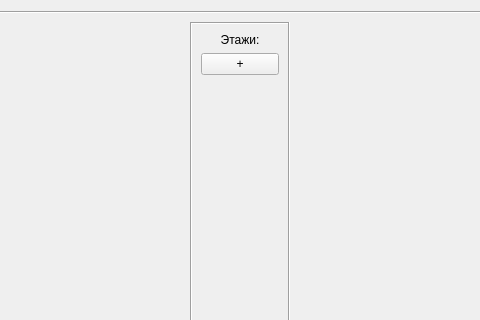
The window that editbuildingwindow.ui (bondarev-al/PPCofCLinB) describes before a commit, drawn with Qt 5; both pictures show x 118 to 598 and y 0 to 320 of the 716 by 494 pixel window.
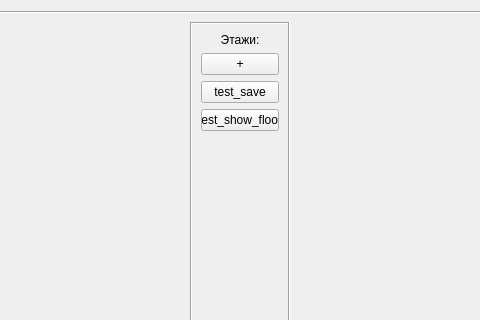
The same window after the commit.

Diff of the .ui file:
```diff
--- a/editbuildingwindow.ui
+++ b/editbuildingwindow.ui
@@ -64,6 +64,20 @@
              </item>
             </layout>
            </item>
+           <item>
+            <widget class="QPushButton" name="test_save_but">
+             <property name="text">
+              <string>test_save</string>
+             </property>
+            </widget>
+           </item>
+           <item>
+            <widget class="QPushButton" name="test_show_floor">
+             <property name="text">
+              <string>test_show_floor</string>
+             </property>
+            </widget>
+           </item>
            <item>
             <spacer name="verticalSpacer_2">
              <property name="orientation">
```
